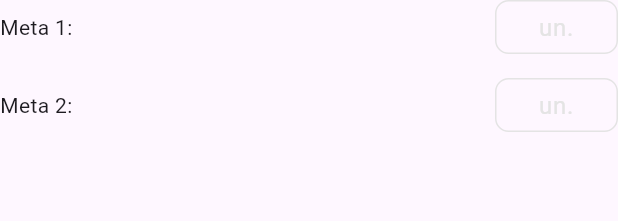
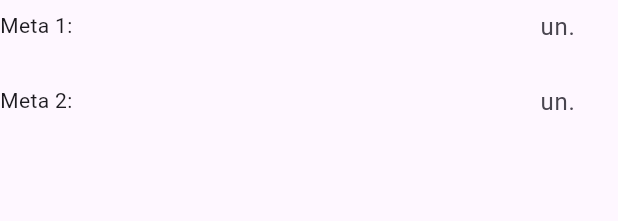
Before and after one commit to Leuow95/sciencedex_challenge, a Flutter app: the GoalSection widget shown alone on an empty page, opened directly with empty values, on a phone screen of 412 x 824 dp. Shown: the top 221 px of the screen. Run offline on Flutter 3.47's test engine with Material 2 defaults, Android fonts, the phone set to English and light mode, and no system bars; our stand-ins replace flutter_modular, shared_preferences; accounts and stored records are empty.

Commit message:
feat: improved layout

```diff
--- a/lib/src/features/configuration/service/configuration_service_impl.dart
+++ b/lib/src/features/configuration/service/configuration_service_impl.dart
@@ -13,8 +13,6 @@ class ConfigurationServiceImpl implements ConfigurationService {
   Future<List<PeriodEntity>> getConfiguration() async {
     final periods = await localAdapter.getAllPeriods(SharedPrefsKeys.configuration);
 
-    // final periods = response.map((json) => PeriodEntity.fromJson(json as Map<String, dynamic>)).toList();
-
     return periods;
   }
 
--- a/lib/src/features/configuration/ui/widgets/alert_data_section.dart
+++ b/lib/src/features/configuration/ui/widgets/alert_data_section.dart
@@ -60,6 +60,7 @@ class _AlertDataSectionState extends State<AlertDataSection> {
               onChanged: (String? newValue) {
                 setState(() {
                   selectedCategory = newValue;
+                  widget.onSubmitData(startDate, endDate, selectedCategory);
                 });
               },
               items: categories.map<DropdownMenuItem<String>>((String category) {
--- a/lib/src/features/configuration/ui/widgets/goal_section.dart
+++ b/lib/src/features/configuration/ui/widgets/goal_section.dart
@@ -3,9 +3,19 @@ import 'package:flutter/material.dart';
 import 'goal_tile.dart';
 
 class GoalSection extends StatelessWidget {
+  final int? goal1;
+  final int? goal2;
+  final bool hasBorder;
+
   final Function(String?, String?) onGoalsChanged;
 
-  const GoalSection({Key? key, required this.onGoalsChanged}) : super(key: key);
+  const GoalSection({
+    Key? key,
+    this.goal1,
+    this.goal2,
+    required this.onGoalsChanged,
+    required this.hasBorder,
+  }) : super(key: key);
 
   @override
   Widget build(BuildContext context) {
@@ -16,7 +26,11 @@ class GoalSection extends StatelessWidget {
           children: [
             const Text("Meta 1: "),
             const Spacer(),
-            TextGoalField(onValueChanged: (value) => onGoalsChanged(value, null)),
+            TextGoalField(
+              onValueChanged: (value) => onGoalsChanged(value, null),
+              goalValue: goal1,
+              hasBorder: hasBorder,
+            ),
           ],
         ),
         const SizedBox(height: 16),
@@ -24,7 +38,11 @@ class GoalSection extends StatelessWidget {
           children: [
             const Text("Meta 2: "),
             const Spacer(),
-            TextGoalField(onValueChanged: (value) => onGoalsChanged(null, value)),
+            TextGoalField(
+              onValueChanged: (value) => onGoalsChanged(null, value),
+              goalValue: goal2,
+              hasBorder: hasBorder,
+            ),
           ],
         ),
       ],
--- a/lib/src/features/configuration/ui/widgets/goal_tile.dart
+++ b/lib/src/features/configuration/ui/widgets/goal_tile.dart
@@ -2,8 +2,15 @@ import 'package:flutter/material.dart';
 
 class TextGoalField extends StatelessWidget {
   final Function(String?) onValueChanged;
+  final bool hasBorder;
+  final int? goalValue;
 
-  const TextGoalField({Key? key, required this.onValueChanged}) : super(key: key);
+  const TextGoalField({
+    Key? key,
+    required this.onValueChanged,
+    required this.hasBorder,
+    this.goalValue,
+  }) : super(key: key);
 
   @override
   Widget build(BuildContext context) {
@@ -11,7 +18,7 @@ class TextGoalField extends StatelessWidget {
       padding: const EdgeInsets.all(8),
       decoration: BoxDecoration(
         borderRadius: BorderRadius.circular(9),
-        border: Border.all(color: const Color(0xFFE4E4E4)),
+        border: hasBorder ? Border.all(color: const Color(0xFFE4E4E4)) : null,
       ),
       child: SizedBox(
         width: 64,
@@ -19,11 +26,10 @@ class TextGoalField extends StatelessWidget {
         child: TextFormField(
           keyboardType: TextInputType.number,
           textAlign: TextAlign.center,
-          decoration: const InputDecoration(
-            hintText: "un.",
-            hintStyle: TextStyle(color: Color(0xFFE4E4E4)),
+          decoration: InputDecoration(
+            hintText: goalValue != null ? goalValue.toString() : "un.",
             border: InputBorder.none,
-            contentPadding: EdgeInsets.all(2),
+            contentPadding: const EdgeInsets.all(2),
             isDense: true,
           ),
           validator: (value) {
--- a/lib/src/features/configuration/ui/widgets/period_form_dialog.dart
+++ b/lib/src/features/configuration/ui/widgets/period_form_dialog.dart
@@ -64,6 +64,7 @@ class _PeriodFormDialogState extends State<PeriodFormDialog> {
                     })),
                 const SizedBox(height: 16),
                 GoalSection(
+                  hasBorder: true,
                   onGoalsChanged: (String? goal1Value, String? goal2Value) {
                     setState(() {
                       goal1 = goal1Value != null ? int.parse(goal1Value) : goal1;
@@ -88,6 +89,7 @@ class _PeriodFormDialogState extends State<PeriodFormDialog> {
       endDate: endDate,
       goal1: goal1,
       goal2: goal2,
+      category: selectedCategory,
     ));
     Modular.to.pop();
   }
```
Also changed, not shown: lib/src/features/configuration/ui/widgets/period_section.dart (+9 -0 lines), lib/src/features/configuration/ui/widgets/update_alert_data_section.dart (added, +59 -0 lines), lib/src/features/configuration/ui/widgets/update_period_dialog.dart (added, +100 -0 lines).
